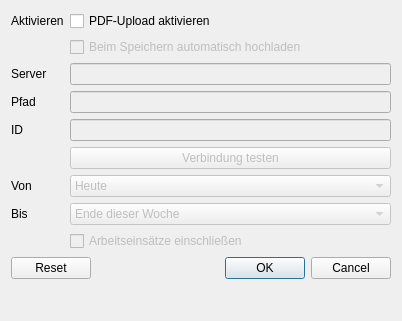
Old version of the form Programm/filesettings.ui in the repository philjosch/Einsatzplaner.
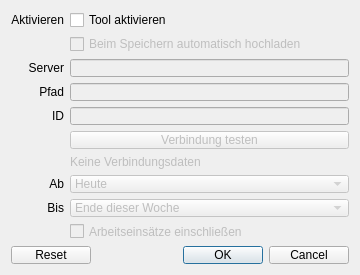
New version of the form.

The edit to the form file:
```diff
--- a/Programm/filesettings.ui
+++ b/Programm/filesettings.ui
@@ -9,25 +9,36 @@
    <rect>
     <x>0</x>
     <y>0</y>
-    <width>402</width>
-    <height>321</height>
+    <width>360</width>
+    <height>275</height>
    </rect>
   </property>
+  <property name="minimumSize">
+   <size>
+    <width>360</width>
+    <height>275</height>
+   </size>
+  </property>
+  <property name="maximumSize">
+   <size>
+    <width>360</width>
+    <height>275</height>
+   </size>
+  </property>
   <property name="windowTitle">
    <string>Dialog</string>
   </property>
-  <layout class="QFormLayout" name="formLayout">
-   <item row="0" column="0">
-    <widget class="QLabel" name="label">
+  <layout class="QGridLayout" name="gridLayout">
+   <property name="spacing">
+    <number>6</number>
+   </property>
+   <item row="8" column="0">
+    <widget class="QLabel" name="label_6">
      <property name="text">
-      <string>Aktivieren</string>
+      <string>Bis</string>
      </property>
-    </widget>
-   </item>
-   <item row="0" column="1">
-    <widget class="QCheckBox" name="checkEnable">
-     <property name="text">
-      <string>PDF-Upload aktivieren</string>
+     <property name="alignment">
+      <set>Qt::AlignRight|Qt::AlignTrailing|Qt::AlignVCenter</set>
      </property>
     </widget>
    </item>
@@ -41,54 +52,6 @@
      </property>
     </widget>
    </item>
-   <item row="2" column="0">
-    <widget class="QLabel" name="label_2">
-     <property name="text">
-      <string>Server</string>
-     </property>
-    </widget>
-   </item>
-   <item row="2" column="1">
-    <widget class="QLineEdit" name="lineServer">
-     <property name="enabled">
-      <bool>false</bool>
-     </property>
-     <property name="inputMethodHints">
-      <set>Qt::ImhUrlCharactersOnly</set>
-     </property>
-    </widget>
-   </item>
-   <item row="3" column="0">
-    <widget class="QLabel" name="label_3">
-     <property name="text">
-      <string>Pfad</string>
-     </property>
-    </widget>
-   </item>
-   <item row="3" column="1">
-    <widget class="QLineEdit" name="linePath">
-     <property name="enabled">
-      <bool>false</bool>
-     </property>
-     <property name="inputMethodHints">
-      <set>Qt::ImhUrlCharactersOnly</set>
-     </property>
-    </widget>
-   </item>
-   <item row="4" column="0">
-    <widget class="QLabel" name="label_4">
-     <property name="text">
-      <string>ID</string>
-     </property>
-    </widget>
-   </item>
-   <item row="4" column="1">
-    <widget class="QLineEdit" name="lineID">
-     <property name="enabled">
-      <bool>false</bool>
-     </property>
-    </widget>
-   </item>
    <item row="5" column="1">
     <widget class="QPushButton" name="pushCheck">
      <property name="enabled">
@@ -99,14 +62,37 @@
      </property>
     </widget>
    </item>
-   <item row="6" column="0">
-    <widget class="QLabel" name="label_5">
+   <item row="0" column="0">
+    <widget class="QLabel" name="label">
      <property name="text">
-      <string>Von</string>
+      <string>Aktivieren</string>
      </property>
+     <property name="alignment">
+      <set>Qt::AlignRight|Qt::AlignTrailing|Qt::AlignVCenter</set>
+     </property>
     </widget>
    </item>
-   <item row="6" column="1">
+   <item row="3" column="0">
+    <widget class="QLabel" name="label_3">
+     <property name="text">
+      <string>Pfad</string>
+     </property>
+     <property name="alignment">
+      <set>Qt::AlignRight|Qt::AlignTrailing|Qt::AlignVCenter</set>
+     </property>
+    </widget>
+   </item>
+   <item row="10" column="0" colspan="2">
+    <widget class="QDialogButtonBox" name="buttonBox">
+     <property name="orientation">
+      <enum>Qt::Horizontal</enum>
+     </property>
+     <property name="standardButtons">
+      <set>QDialogButtonBox::Cancel|QDialogButtonBox::Ok|QDialogButtonBox::Reset</set>
+     </property>
+    </widget>
+   </item>
+   <item row="7" column="1">
     <widget class="QComboBox" name="comboFrom">
      <property name="enabled">
       <bool>false</bool>
@@ -128,14 +114,51 @@
      </item>
     </widget>
    </item>
+   <item row="2" column="0">
+    <widget class="QLabel" name="label_2">
+     <property name="text">
+      <string>Server</string>
+     </property>
+     <property name="alignment">
+      <set>Qt::AlignRight|Qt::AlignTrailing|Qt::AlignVCenter</set>
+     </property>
+    </widget>
+   </item>
+   <item row="4" column="1">
+    <widget class="QLineEdit" name="lineID">
+     <property name="enabled">
+      <bool>false</bool>
+     </property>
+    </widget>
+   </item>
+   <item row="0" column="1">
+    <widget class="QCheckBox" name="checkEnable">
+     <property name="text">
+      <string>Tool aktivieren</string>
+     </property>
+    </widget>
+   </item>
+   <item row="2" column="1">
+    <widget class="QLineEdit" name="lineServer">
+     <property name="enabled">
+      <bool>false</bool>
+     </property>
+     <property name="inputMethodHints">
+      <set>Qt::ImhUrlCharactersOnly</set>
+     </property>
+    </widget>
+   </item>
    <item row="7" column="0">
-    <widget class="QLabel" name="label_6">
+    <widget class="QLabel" name="label_5">
      <property name="text">
-      <string>Bis</string>
+      <string>Ab</string>
+     </property>
+     <property name="alignment">
+      <set>Qt::AlignRight|Qt::AlignTrailing|Qt::AlignVCenter</set>
      </property>
     </widget>
    </item>
-   <item row="7" column="1">
+   <item row="8" column="1">
     <widget class="QComboBox" name="comboTo">
      <property name="enabled">
       <bool>false</bool>
@@ -162,7 +185,17 @@
      </item>
     </widget>
    </item>
-   <item row="8" column="1">
+   <item row="3" column="1">
+    <widget class="QLineEdit" name="linePath">
+     <property name="enabled">
+      <bool>false</bool>
+     </property>
+     <property name="inputMethodHints">
+      <set>Qt::ImhUrlCharactersOnly</set>
+     </property>
+    </widget>
+   </item>
+   <item row="9" column="1">
     <widget class="QCheckBox" name="checkActivity">
      <property name="enabled">
       <bool>false</bool>
@@ -172,13 +205,23 @@
      </property>
     </widget>
    </item>
-   <item row="9" column="0" colspan="2">
-    <widget class="QDialogButtonBox" name="buttonBox">
-     <property name="orientation">
-      <enum>Qt::Horizontal</enum>
+   <item row="4" column="0">
+    <widget class="QLabel" name="label_4">
+     <property name="text">
+      <string>ID</string>
      </property>
-     <property name="standardButtons">
-      <set>QDialogButtonBox::Cancel|QDialogButtonBox::Ok|QDialogButtonBox::Reset</set>
+     <property name="alignment">
+      <set>Qt::AlignRight|Qt::AlignTrailing|Qt::AlignVCenter</set>
+     </property>
+    </widget>
+   </item>
+   <item row="6" column="1">
+    <widget class="QLabel" name="labelStatus">
+     <property name="enabled">
+      <bool>false</bool>
+     </property>
+     <property name="text">
+      <string>Keine Verbindungsdaten</string>
      </property>
     </widget>
    </item>
```
Left out of the diff: 6 changed lines with no effect on the pictures.
